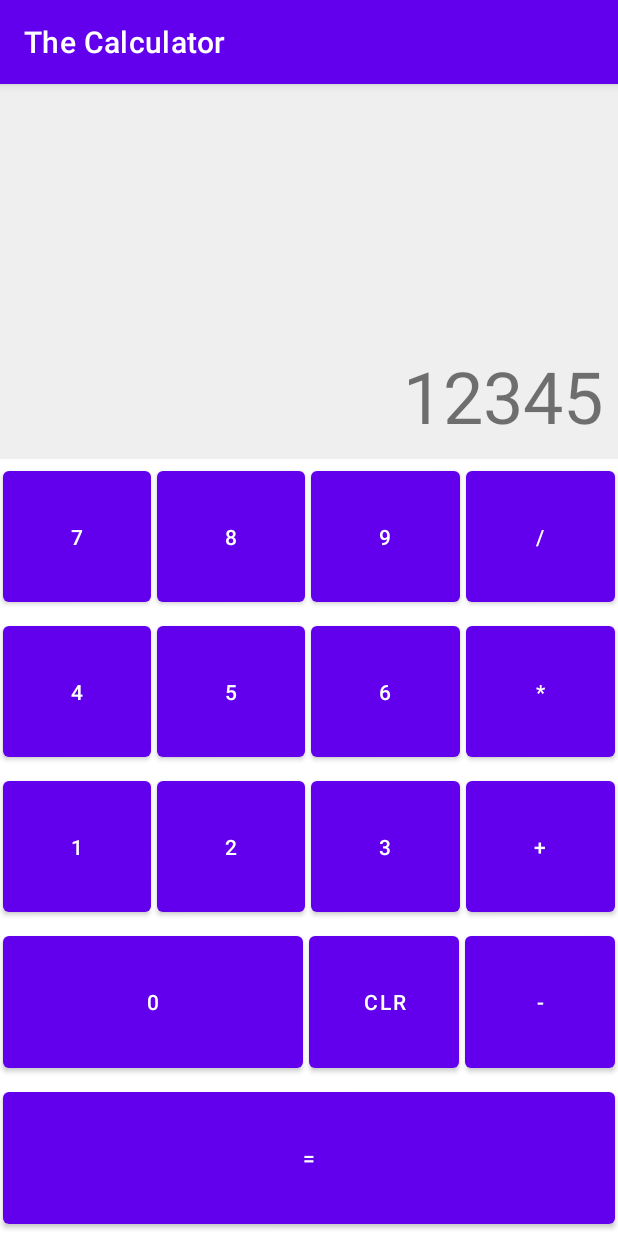
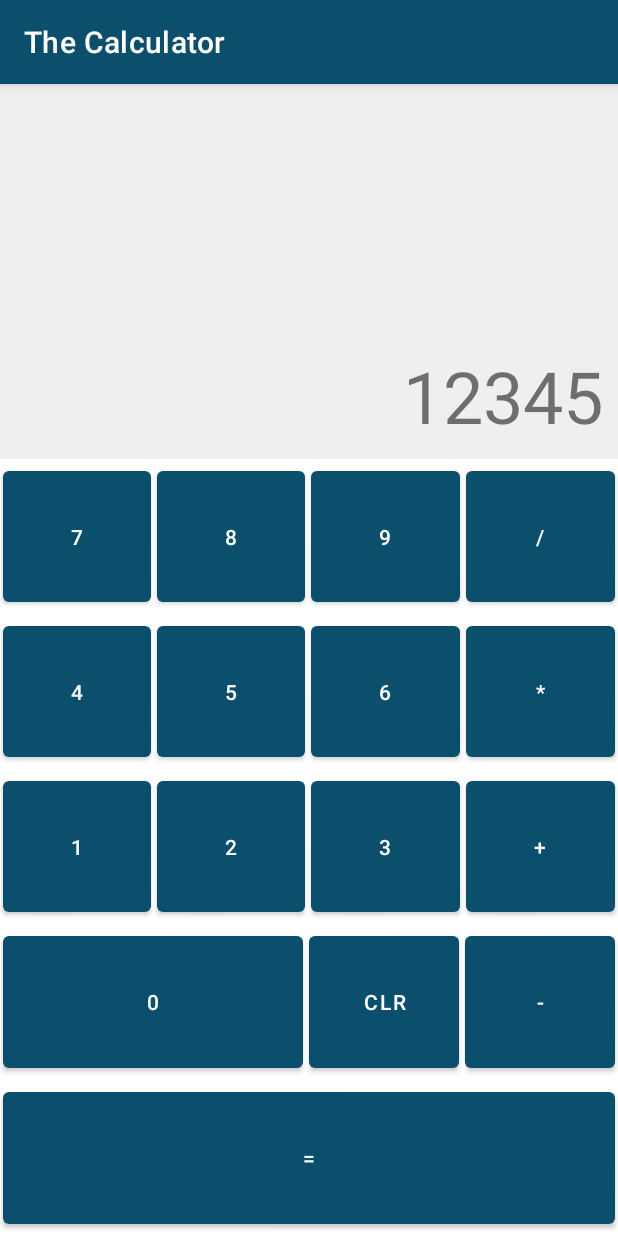
Before and after one commit to Stalkerfish/TheCalculatorApp, an Android app: the screen it shows after launch (MainActivity), on a phone screen of 412 x 824 dp. Run offline under Robolectric (Android 15) with nearby library versions, the phone set to English and light mode, and no system bars.

Commit message:
add a color pallete and changed the default theming to match the new pallete (not sure that is good, but at least I tried)

```diff
--- a/app/src/main/res/values/themes.xml
+++ b/app/src/main/res/values/themes.xml
@@ -2,8 +2,8 @@
     <!-- Base application theme. -->
     <style name="Theme.TheCalculator" parent="Theme.MaterialComponents.DayNight.DarkActionBar">
         <!-- Primary brand color. -->
-        <item name="colorPrimary">@color/purple_500</item>
-        <item name="colorPrimaryVariant">@color/purple_700</item>
+        <item name="colorPrimary">@color/Blue_Sapphire</item>
+        <item name="colorPrimaryVariant">@color/Blue_Sapphire</item>
         <item name="colorOnPrimary">@color/white</item>
         <!-- Secondary brand color. -->
         <item name="colorSecondary">@color/teal_200</item>
```
Also changed, not shown: app/src/main/res/values/colors.xml (+8 -0 lines).
